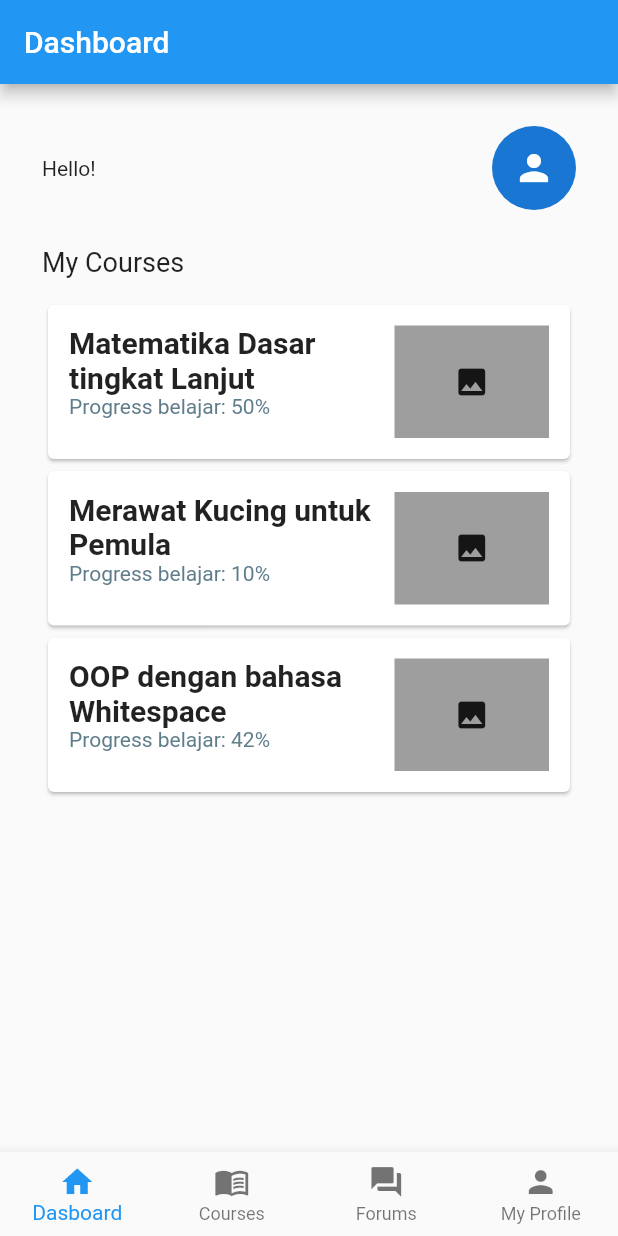
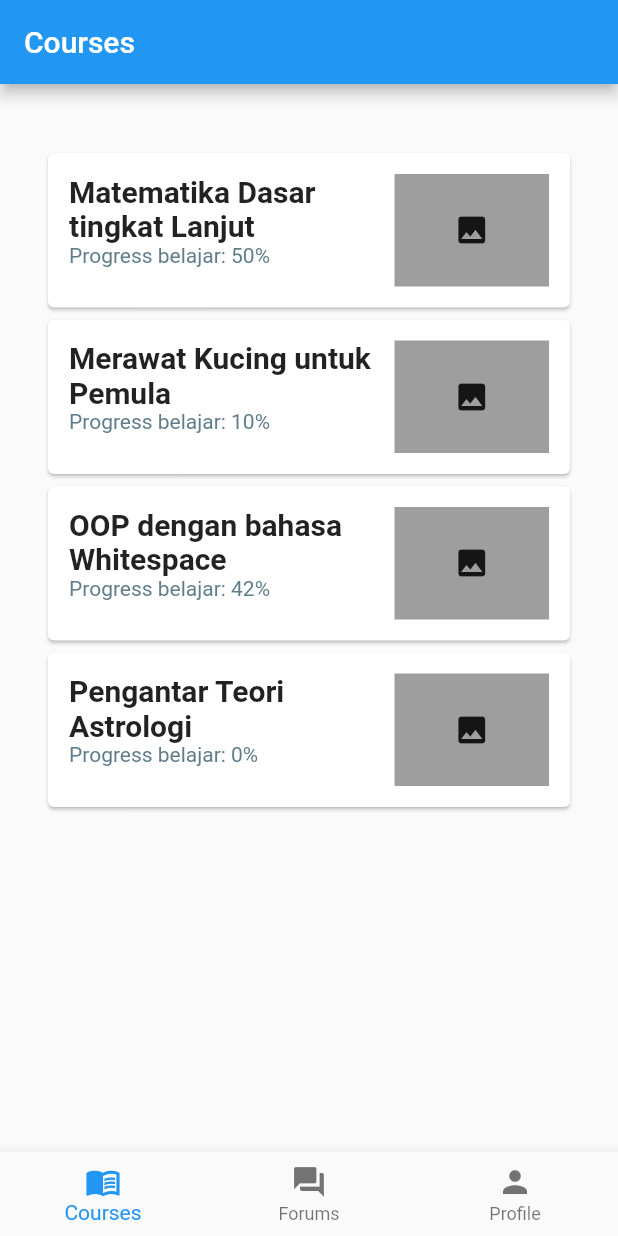
Before and after one commit to alifiarahmah/online-course, a Flutter app: the screen it shows after launch, on a phone screen of 412 x 824 dp. Run offline on Flutter 3.47's test engine with Material 2 defaults, Android fonts, the phone set to English and light mode, and no system bars.

Commit message:
added courselist, forums, profile content

```diff
--- a/lib/course.dart
+++ b/lib/course.dart
@@ -1,11 +1,9 @@
 import 'package:flutter/material.dart';
 
-import 'main.dart'; // LongButton
-
-class MyCourseTile extends StatelessWidget {
+class CourseTile extends StatelessWidget {
   final String title;
   final int percentage;
-  MyCourseTile({this.title, this.percentage});
+  CourseTile({this.title, this.percentage});
 
   @override
   Widget build(BuildContext context) {
@@ -28,7 +26,8 @@ class MyCourseTile extends StatelessWidget {
                                 style: TextStyle(
                                     fontSize: 20,
                                     fontWeight: FontWeight.bold
-                                )),
+                                )
+                            ),
 
                             Text(
                               "Progress belajar: $percentage%",
@@ -58,55 +57,29 @@ class MyCourseTile extends StatelessWidget {
   }
 }
 
-class MyCourse extends StatelessWidget {
+class Course extends StatelessWidget {
   @override
   Widget build(BuildContext context) {
-    return Column(
+    return ListView(
+        children: [
+          Column(
             crossAxisAlignment: CrossAxisAlignment.start,
             children: [
-        Text(
-          "My Courses",
-          style: TextStyle(
-            fontSize: 18,
-          ),
-        ),
-
               Padding(
                 padding: EdgeInsets.symmetric(vertical: 14),
                 child: Column(
                   children: [
 
-              MyCourseTile(title: "Matematika Dasar tingkat Lanjut", percentage: 50),
-              MyCourseTile(title: "Merawat Kucing untuk Pemula", percentage: 10),
-              MyCourseTile(title: "OOP dengan bahasa Whitespace", percentage: 42)
+                    CourseTile(title: "Matematika Dasar tingkat Lanjut", percentage: 50),
+                    CourseTile(title: "Merawat Kucing untuk Pemula", percentage: 10),
+                    CourseTile(title: "OOP dengan bahasa Whitespace", percentage: 42),
+                    CourseTile(title: "Pengantar Teori Astrologi", percentage: 0)
 
                   ],
                 ),
               )
             ],
-    );
-  }
-}
-
-// https://flutter.dev/docs/cookbook/design/tabs
-class AllCourse extends StatelessWidget {
-  @override
-  Widget build(BuildContext context) {
-    return Scaffold(
-      appBar: AppBar(),
-      body: Text("hehehiho"),
-    );
-  }
-}
-
-class Course extends StatelessWidget {
-  @override
-  Widget build(BuildContext context) {
-    return ListView(
-        children: [
-          MyCourse(),
-
-          LongButton(label: "See Catalog", to: AllCourse())
+          ),
 
         ]
     );
--- a/lib/dashboard.dart
+++ /dev/null
@@ -1,34 +0,0 @@
-import 'package:flutter/material.dart';
-
-import 'course.dart';
-
-class Dashboard extends StatelessWidget {
-  @override
-  Widget build(BuildContext context) {
-    return ListView(
-      children: [
-
-        // Greetings
-        Row(
-          children: [
-            Expanded(
-              child: Column(
-                crossAxisAlignment: CrossAxisAlignment.start,
-                children: [
-                  Text("Hello!")
-                  // TODO: Full Name dari Input Controller
-                ],
-              ),
-            ),
-            CircleAvatar(child: Icon(Icons.person, size: 28), radius: 28)
-          ],
-        ),
-
-        SizedBox(height: 24),
-
-        MyCourse()
-
-      ]
-    );
-  }
-}
--- a/lib/template.dart
+++ b/lib/template.dart
@@ -1,11 +1,13 @@
 import 'package:flutter/material.dart';
 
-import 'dashboard.dart';
 import 'course.dart';
 import 'forum.dart';
 import 'profile.dart';
 
 class Template extends StatefulWidget {
+  final String name;
+  Template({this.name});
+
   @override
   _Template createState() => _Template();
 }
@@ -13,8 +15,8 @@ class Template extends StatefulWidget {
 // referensi: https://api.flutter.dev/flutter/material/BottomNavigationBar-class.html
 class _Template extends State<Template> {
   int idx = 0;
-  static List<String> widgetNames = ["Dashboard", "Courses", "Forum", "My Profile"];
-  static List<Widget> widgetList = [Dashboard(), Course(), Forum(), Profile()];
+  static List<String> widgetNames = ["Courses", "Forum", "Profile"];
+  static List<Widget> widgetList = [Course(), Forum(), Profile()];
 
   @override
   Widget build(BuildContext context) {
@@ -42,10 +44,6 @@ class _Template extends State<Template> {
 
         items: [
           BottomNavigationBarItem(
-            icon: Icon(Icons.home),
-            label: 'Dasboard',
-          ),
-          BottomNavigationBarItem(
               icon: Icon(Icons.menu_book_outlined),
               label: 'Courses'
           ),
@@ -55,8 +53,8 @@ class _Template extends State<Template> {
           ),
           BottomNavigationBarItem(
               icon: Icon(Icons.person),
-              label: 'My Profile'
-          )
+              label: 'Profile'
+          ),
         ],
       ),
     );
```
Also changed, not shown: lib/forum.dart (+128 -1 lines), lib/login.dart (deleted, +0 -20 lines), lib/main.dart (+5 -56 lines), lib/profile.dart (+25 -1 lines), lib/register.dart (deleted, +0 -56 lines). Lines whose indentation alone changed are shown as unchanged.
